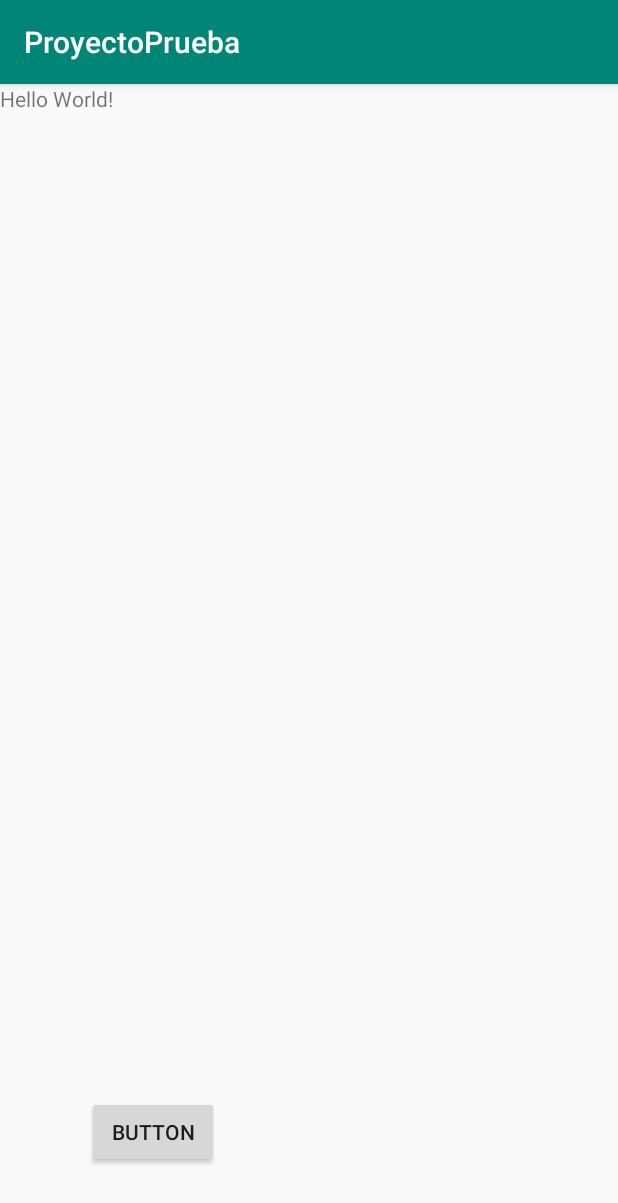
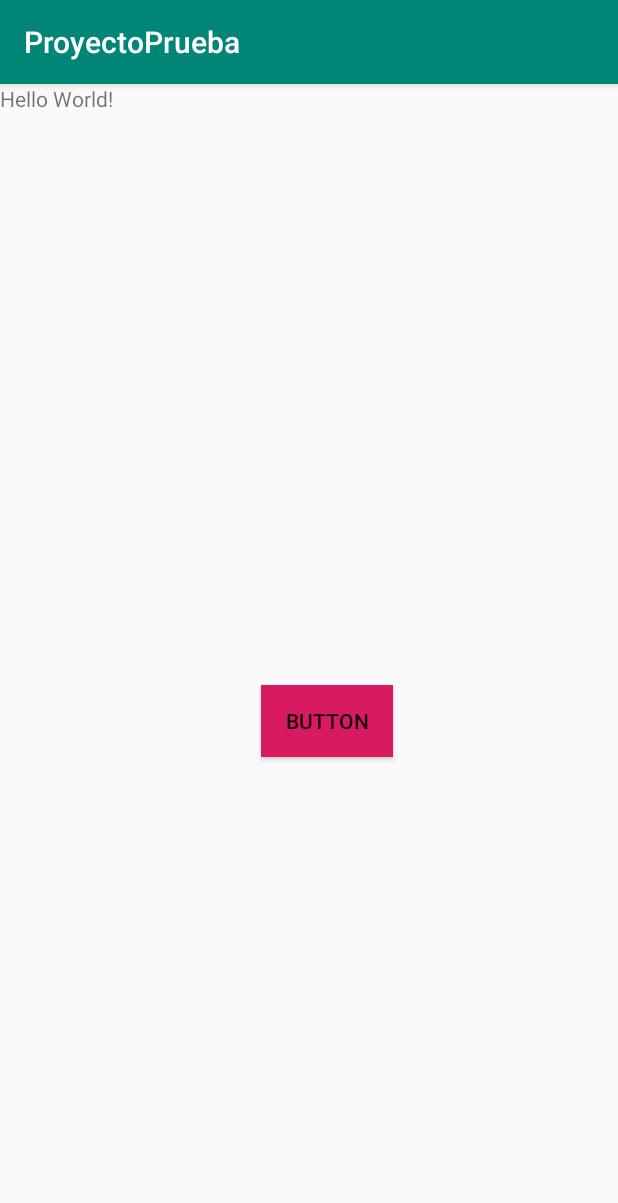
Before and after one commit to litzy-balam/ProyectoPrueba, an Android app: the screen it shows after launch (MainActivity), on a phone screen of 412 x 824 dp. Shown: the top 1203 px of the screen. Run offline under Robolectric (Android 15) with nearby library versions, the phone set to English and light mode, and no system bars.

Commit message:
Este es el de sariel

```diff
--- a/app/src/main/res/layout/activity_main.xml
+++ b/app/src/main/res/layout/activity_main.xml
@@ -21,8 +21,9 @@
         android:layout_height="wrap_content"
         android:layout_alignParentStart="true"
         android:layout_alignParentBottom="true"
-        android:layout_marginStart="58dp"
-        android:layout_marginBottom="45dp"
+        android:layout_marginStart="174dp"
+        android:layout_marginBottom="319dp"
+        android:background="@color/colorAccent"
         android:text="Button" />
 
 </RelativeLayout>
```
